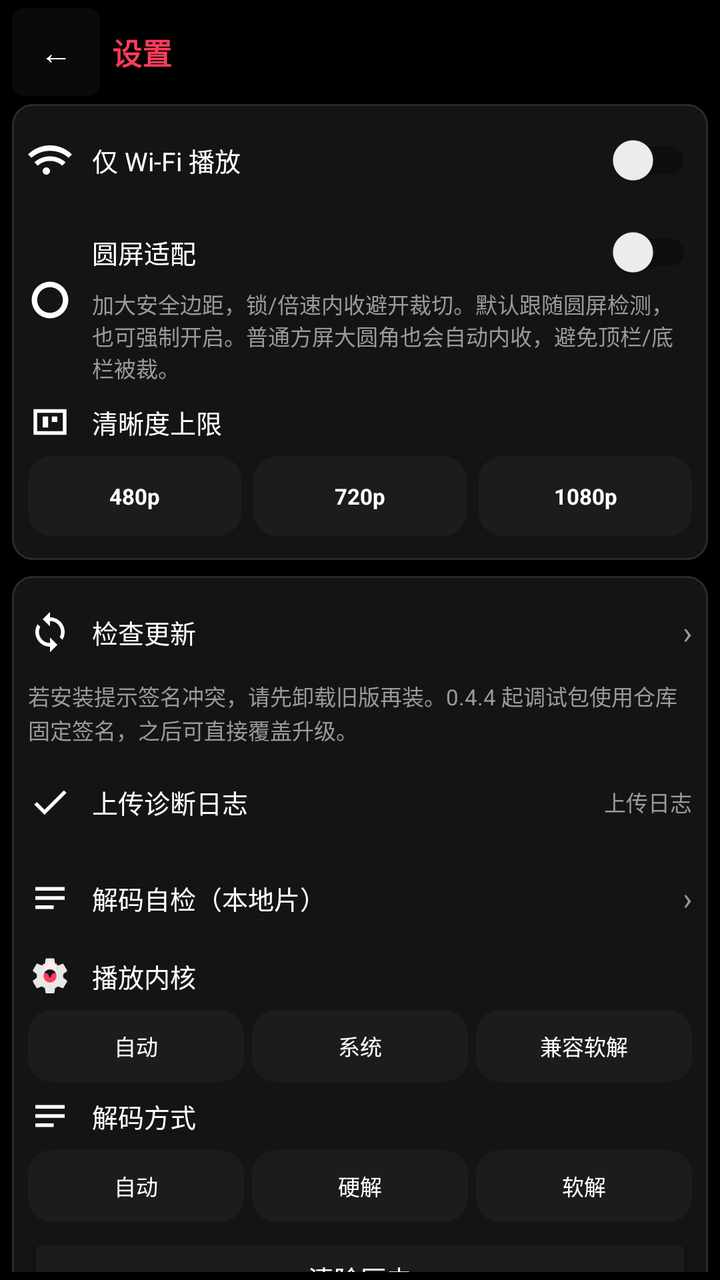
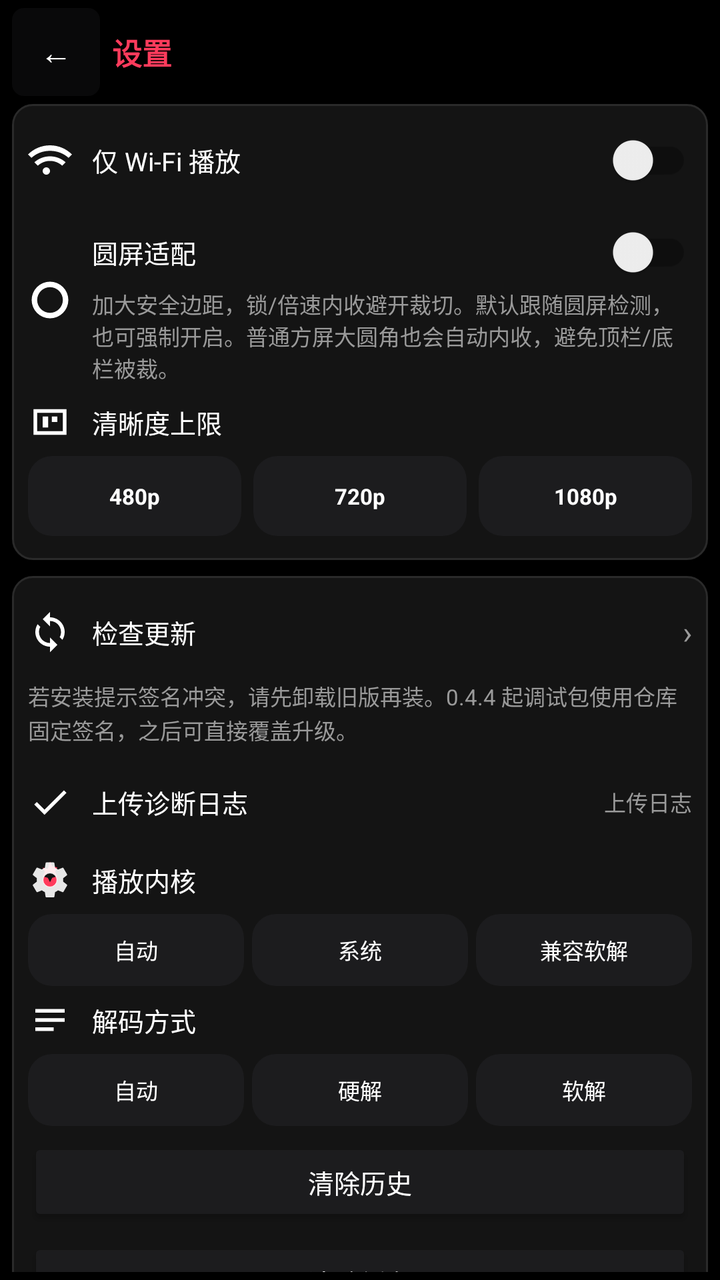

Compare the two renders of this Android layout. The source of the first and the diff that turns it into the second are given below.
<!-- AndroidManifest.xml: application theme Theme.HongguoWatch -->
<!-- res/layout/activity_settings.xml -->
<?xml version="1.0" encoding="utf-8"?>
<LinearLayout xmlns:android="http://schemas.android.com/apk/res/android"
    android:id="@+id/settingsRoot"
    android:layout_width="match_parent"
    android:layout_height="match_parent"
    android:background="@color/bg"
    android:orientation="vertical"
    android:paddingHorizontal="@dimen/watch_pad"
    android:paddingTop="@dimen/watch_pad_tight"
    android:paddingBottom="@dimen/watch_pad_tight">

    <LinearLayout
        android:layout_width="match_parent"
        android:layout_height="wrap_content"
        android:gravity="center_vertical"
        android:orientation="horizontal"
        android:paddingBottom="4dp">

        <TextView
            android:id="@+id/backButton"
            android:layout_width="44dp"
            android:layout_height="44dp"
            android:background="@drawable/bg_control_button"
            android:gravity="center"
            android:text="@string/back"
            android:textColor="@color/text_primary"
            android:textSize="16sp" />

        <TextView
            android:layout_width="0dp"
            android:layout_height="wrap_content"
            android:layout_marginStart="6dp"
            android:layout_weight="1"
            android:text="@string/tab_settings"
            android:textColor="@color/accent"
            android:textSize="@dimen/watch_title"
            android:textStyle="bold" />
    </LinearLayout>

    <ScrollView
        android:layout_width="match_parent"
        android:layout_height="0dp"
        android:layout_weight="1"
        android:overScrollMode="never"
        android:scrollbars="none">

        <LinearLayout
            android:layout_width="match_parent"
            android:layout_height="wrap_content"
            android:orientation="vertical"
            android:paddingBottom="8dp">

            <LinearLayout
                android:layout_width="match_parent"
                android:layout_height="wrap_content"
                android:background="@drawable/bg_setting_block"
                android:orientation="vertical"
                android:paddingVertical="4dp">

                <LinearLayout
                    android:layout_width="match_parent"
                    android:layout_height="48dp"
                    android:gravity="center_vertical"
                    android:orientation="horizontal"
                    android:paddingHorizontal="8dp">

                    <ImageView
                        android:layout_width="22dp"
                        android:layout_height="22dp"
                        android:contentDescription="@null"
                        android:src="@drawable/ic_settings_wifi" />

                    <androidx.appcompat.widget.SwitchCompat
                        android:id="@+id/wifiOnlySwitch"
                        android:layout_width="0dp"
                        android:layout_height="match_parent"
                        android:layout_marginStart="10dp"
                        android:layout_weight="1"
                        android:text="@string/wifi_only"
                        android:textColor="@color/text_primary"
                        android:textSize="@dimen/watch_body" />
                </LinearLayout>

                <LinearLayout
                    android:layout_width="match_parent"
                    android:layout_height="wrap_content"
                    android:gravity="center_vertical"
                    android:minHeight="48dp"
                    android:orientation="horizontal"
                    android:paddingHorizontal="8dp"
                    android:paddingVertical="4dp">

                    <ImageView
                        android:layout_width="22dp"
                        android:layout_height="22dp"
                        android:contentDescription="@null"
                        android:src="@drawable/ic_settings_round" />

                    <LinearLayout
                        android:layout_width="0dp"
                        android:layout_height="wrap_content"
                        android:layout_marginStart="10dp"
                        android:layout_weight="1"
                        android:orientation="vertical">

                        <androidx.appcompat.widget.SwitchCompat
                            android:id="@+id/roundAdaptSwitch"
                            android:layout_width="match_parent"
                            android:layout_height="wrap_content"
                            android:minHeight="36dp"
                            android:text="@string/round_adapt"
                            android:textColor="@color/text_primary"
                            android:textSize="@dimen/watch_body" />

                        <TextView
                            android:id="@+id/roundAdaptHint"
                            android:layout_width="match_parent"
                            android:layout_height="wrap_content"
                            android:text="@string/round_adapt_hint"
                            android:textColor="@color/text_secondary"
                            android:textSize="@dimen/watch_meta" />
                    </LinearLayout>
                </LinearLayout>

                <LinearLayout
                    android:layout_width="match_parent"
                    android:layout_height="wrap_content"
                    android:orientation="vertical"
                    android:paddingHorizontal="8dp"
                    android:paddingTop="4dp"
                    android:paddingBottom="8dp">

                    <LinearLayout
                        android:layout_width="match_parent"
                        android:layout_height="wrap_content"
                        android:gravity="center_vertical"
                        android:orientation="horizontal">

                        <ImageView
                            android:layout_width="22dp"
                            android:layout_height="22dp"
                            android:contentDescription="@null"
                            android:src="@drawable/ic_settings_quality" />

                        <TextView
                            android:layout_width="0dp"
                            android:layout_height="wrap_content"
                            android:layout_marginStart="10dp"
                            android:layout_weight="1"
                            android:text="@string/max_quality"
                            android:textColor="@color/text_primary"
                            android:textSize="@dimen/watch_body" />

                        <TextView
                            android:id="@+id/qualityStatus"
                            android:layout_width="wrap_content"
                            android:layout_height="wrap_content"
                            android:textColor="@color/text_secondary"
                            android:textSize="@dimen/watch_meta" />
                    </LinearLayout>

                    <LinearLayout
                        android:layout_width="match_parent"
                        android:layout_height="wrap_content"
                        android:layout_marginTop="6dp"
                        android:orientation="horizontal">

                        <TextView
                            android:id="@+id/quality480"
                            android:layout_width="0dp"
                            android:layout_height="40dp"
                            android:layout_marginEnd="4dp"
                            android:layout_weight="1"
                            android:background="@drawable/bg_quality_chip"
                            android:gravity="center"
                            android:text="480p"
                            android:textColor="@color/text_primary"
                            android:textSize="@dimen/watch_meta"
                            android:textStyle="bold" />

                        <TextView
                            android:id="@+id/quality720"
                            android:layout_width="0dp"
                            android:layout_height="40dp"
                            android:layout_marginHorizontal="2dp"
                            android:layout_weight="1"
                            android:background="@drawable/bg_quality_chip"
                            android:gravity="center"
                            android:text="720p"
                            android:textColor="@color/text_primary"
                            android:textSize="@dimen/watch_meta"
                            android:textStyle="bold" />

                        <TextView
                            android:id="@+id/quality1080"
                            android:layout_width="0dp"
                            android:layout_height="40dp"
                            android:layout_marginStart="4dp"
                            android:layout_weight="1"
                            android:background="@drawable/bg_quality_chip"
                            android:gravity="center"
                            android:text="1080p"
                            android:textColor="@color/text_primary"
                            android:textSize="@dimen/watch_meta"
                            android:textStyle="bold" />
                    </LinearLayout>

                    <Spinner
                        android:id="@+id/qualitySpinner"
                        android:layout_width="0dp"
                        android:layout_height="0dp"
                        android:visibility="gone" />
                </LinearLayout>
            </LinearLayout>

            <LinearLayout
                android:layout_width="match_parent"
                android:layout_height="wrap_content"
                android:layout_marginTop="8dp"
                android:background="@drawable/bg_setting_block"
                android:orientation="vertical"
                android:paddingVertical="4dp">

                <LinearLayout
                    android:id="@+id/checkUpdateButton"
                    android:layout_width="match_parent"
                    android:layout_height="48dp"
                    android:background="?attr/selectableItemBackground"
                    android:gravity="center_vertical"
                    android:orientation="horizontal"
                    android:paddingHorizontal="8dp">

                    <ImageView
                        android:layout_width="22dp"
                        android:layout_height="22dp"
                        android:contentDescription="@null"
                        android:src="@drawable/ic_settings_update" />

                    <TextView
                        android:layout_width="0dp"
                        android:layout_height="wrap_content"
                        android:layout_marginStart="10dp"
                        android:layout_weight="1"
                        android:text="@string/check_update"
                        android:textColor="@color/text_primary"
                        android:textSize="@dimen/watch_body" />

                    <TextView
                        android:id="@+id/versionLabel"
                        android:layout_width="wrap_content"
                        android:layout_height="wrap_content"
                        android:textColor="@color/text_secondary"
                        android:textSize="@dimen/watch_meta" />

                    <TextView
                        android:layout_width="wrap_content"
                        android:layout_height="wrap_content"
                        android:layout_marginStart="4dp"
                        android:text="@string/setting_chevron"
                        android:textColor="@color/text_secondary"
                        android:textSize="16sp" />
                </LinearLayout>

                <TextView
                    android:id="@+id/signingNote"
                    android:layout_width="match_parent"
                    android:layout_height="wrap_content"
                    android:paddingHorizontal="8dp"
                    android:paddingBottom="4dp"
                    android:lineSpacingExtra="1dp"
                    android:text="@string/update_signing_note"
                    android:textColor="@color/text_secondary"
                    android:textSize="@dimen/watch_meta" />

                <LinearLayout
                    android:id="@+id/uploadDiagButton"
                    android:layout_width="match_parent"
                    android:layout_height="48dp"
                    android:background="?attr/selectableItemBackground"
                    android:gravity="center_vertical"
                    android:orientation="horizontal"
                    android:paddingHorizontal="8dp">

                    <ImageView
                        android:layout_width="22dp"
                        android:layout_height="22dp"
                        android:contentDescription="@null"
                        android:src="@drawable/ic_settings_diag" />

                    <TextView
                        android:layout_width="0dp"
                        android:layout_height="wrap_content"
                        android:layout_marginStart="10dp"
                        android:layout_weight="1"
                        android:text="@string/upload_diagnostics"
                        android:textColor="@color/text_primary"
                        android:textSize="@dimen/watch_body" />

                    <TextView
                        android:layout_width="wrap_content"
                        android:layout_height="wrap_content"
                        android:text="@string/setting_diag_status"
                        android:textColor="@color/text_secondary"
                        android:textSize="@dimen/watch_meta" />
                </LinearLayout>

                <LinearLayout
                    android:id="@+id/decodeTestButton"
                    android:layout_width="match_parent"
                    android:layout_height="48dp"
                    android:background="?attr/selectableItemBackground"
                    android:gravity="center_vertical"
                    android:orientation="horizontal"
                    android:paddingHorizontal="8dp">

                    <ImageView
                        android:layout_width="22dp"
                        android:layout_height="22dp"
                        android:contentDescription="@null"
                        android:src="@drawable/ic_settings_decode" />

                    <TextView
                        android:layout_width="0dp"
                        android:layout_height="wrap_content"
                        android:layout_marginStart="10dp"
                        android:layout_weight="1"
                        android:text="@string/decode_test_entry"
                        android:textColor="@color/text_primary"
                        android:textSize="@dimen/watch_body" />

                    <TextView
                        android:layout_width="wrap_content"
                        android:layout_height="wrap_content"
                        android:text="@string/setting_chevron"
                        android:textColor="@color/text_secondary"
                        android:textSize="16sp" />
                </LinearLayout>

                <LinearLayout
                    android:layout_width="match_parent"
                    android:layout_height="wrap_content"
                    android:orientation="vertical"
                    android:paddingHorizontal="8dp"
                    android:paddingTop="4dp"
                    android:paddingBottom="6dp">

                    <LinearLayout
                        android:layout_width="match_parent"
                        android:layout_height="wrap_content"
                        android:gravity="center_vertical"
                        android:orientation="horizontal">

                        <ImageView
                            android:layout_width="22dp"
                            android:layout_height="22dp"
                            android:contentDescription="@null"
                            android:src="@drawable/ic_settings_kernel" />

                        <TextView
                            android:layout_width="0dp"
                            android:layout_height="wrap_content"
                            android:layout_marginStart="10dp"
                            android:layout_weight="1"
                            android:text="@string/player_kernel_label"
                            android:textColor="@color/text_primary"
                            android:textSize="@dimen/watch_body" />

                        <TextView
                            android:id="@+id/kernelStatus"
                            android:layout_width="wrap_content"
                            android:layout_height="wrap_content"
                            android:textColor="@color/text_secondary"
                            android:textSize="@dimen/watch_meta" />
                    </LinearLayout>

                    <LinearLayout
                        android:layout_width="match_parent"
                        android:layout_height="wrap_content"
                        android:layout_marginTop="6dp"
                        android:orientation="horizontal">

                        <TextView
                            android:id="@+id/kernelAuto"
                            android:layout_width="0dp"
                            android:layout_height="36dp"
                            android:layout_marginEnd="2dp"
                            android:layout_weight="1"
                            android:background="@drawable/bg_quality_chip"
                            android:gravity="center"
                            android:text="@string/player_kernel_auto"
                            android:textColor="@color/text_primary"
                            android:textSize="@dimen/watch_meta" />

                        <TextView
                            android:id="@+id/kernelMedia3"
                            android:layout_width="0dp"
                            android:layout_height="36dp"
                            android:layout_marginHorizontal="2dp"
                            android:layout_weight="1"
                            android:background="@drawable/bg_quality_chip"
                            android:gravity="center"
                            android:text="@string/player_kernel_media3"
                            android:textColor="@color/text_primary"
                            android:textSize="@dimen/watch_meta" />

                        <TextView
                            android:id="@+id/kernelIjk"
                            android:layout_width="0dp"
                            android:layout_height="36dp"
                            android:layout_marginStart="2dp"
                            android:layout_weight="1"
                            android:background="@drawable/bg_quality_chip"
                            android:gravity="center"
                            android:text="@string/player_kernel_ijk"
                            android:textColor="@color/text_primary"
                            android:textSize="@dimen/watch_meta" />
                    </LinearLayout>
                </LinearLayout>

                <LinearLayout
                    android:layout_width="match_parent"
                    android:layout_height="wrap_content"
                    android:orientation="vertical"
                    android:paddingHorizontal="8dp"
                    android:paddingBottom="6dp">

                    <LinearLayout
                        android:layout_width="match_parent"
                        android:layout_height="wrap_content"
                        android:gravity="center_vertical"
                        android:orientation="horizontal">

                        <ImageView
                            android:layout_width="22dp"
                            android:layout_height="22dp"
                            android:contentDescription="@null"
                            android:src="@drawable/ic_settings_decode" />

                        <TextView
                            android:layout_width="0dp"
                            android:layout_height="wrap_content"
                            android:layout_marginStart="10dp"
                            android:layout_weight="1"
                            android:text="@string/decode_path_label"
                            android:textColor="@color/text_primary"
                            android:textSize="@dimen/watch_body" />

                        <TextView
                            android:id="@+id/decodeStatus"
                            android:layout_width="wrap_content"
                            android:layout_height="wrap_content"
                            android:textColor="@color/text_secondary"
                            android:textSize="@dimen/watch_meta" />
                    </LinearLayout>

                    <LinearLayout
                        android:layout_width="match_parent"
                        android:layout_height="wrap_content"
                        android:layout_marginTop="6dp"
                        android:orientation="horizontal">

                        <TextView
                            android:id="@+id/decodeAuto"
                            android:layout_width="0dp"
                            android:layout_height="36dp"
                            android:layout_marginEnd="2dp"
                            android:layout_weight="1"
                            android:background="@drawable/bg_quality_chip"
                            android:gravity="center"
                            android:text="@string/decode_path_auto"
                            android:textColor="@color/text_primary"
                            android:textSize="@dimen/watch_meta" />

                        <TextView
                            android:id="@+id/decodeHw"
                            android:layout_width="0dp"
                            android:layout_height="36dp"
                            android:layout_marginHorizontal="2dp"
                            android:layout_weight="1"
                            android:background="@drawable/bg_quality_chip"
                            android:gravity="center"
                            android:text="@string/decode_path_hw"
                            android:textColor="@color/text_primary"
                            android:textSize="@dimen/watch_meta" />

                        <TextView
                            android:id="@+id/decodeSw"
                            android:layout_width="0dp"
                            android:layout_height="36dp"
                            android:layout_marginStart="2dp"
                            android:layout_weight="1"
                            android:background="@drawable/bg_quality_chip"
                            android:gravity="center"
                            android:text="@string/decode_path_sw"
                            android:textColor="@color/text_primary"
                            android:textSize="@dimen/watch_meta" />
                    </LinearLayout>
                </LinearLayout>

                <Button
                    android:id="@+id/clearHistoryButton"
                    android:layout_width="match_parent"
                    android:layout_height="44dp"
                    android:layout_marginHorizontal="8dp"
                    android:backgroundTint="@color/episode_normal"
                    android:minHeight="0dp"
                    android:text="@string/clear_history"
                    android:textColor="@color/text_primary"
                    android:textSize="@dimen/watch_body" />

                <Button
                    android:id="@+id/clearCacheButton"
                    android:layout_width="match_parent"
                    android:layout_height="44dp"
                    android:layout_marginHorizontal="8dp"
                    android:layout_marginTop="6dp"
                    android:layout_marginBottom="8dp"
                    android:backgroundTint="@color/episode_normal"
                    android:minHeight="0dp"
                    android:text="@string/clear_cache"
                    android:textColor="@color/text_primary"
                    android:textSize="@dimen/watch_body" />
            </LinearLayout>

            <TextView
                android:id="@+id/qqGroupLabel"
                android:layout_width="match_parent"
                android:layout_height="wrap_content"
                android:layout_marginTop="12dp"
                android:gravity="center"
                android:paddingVertical="6dp"
                android:text="@string/qq_group"
                android:textColor="@color/text_secondary"
                android:textSize="@dimen/watch_meta" />
        </LinearLayout>
    </ScrollView>
</LinearLayout>
<!-- resources referenced by this layout -->
<resources>
  <color name="accent">#FF3B5C</color>
  <color name="bg">#000000</color>
  <color name="episode_normal">#1C1C1E</color>
  <color name="text_primary">#FFFFFF</color>
  <color name="text_secondary">#9A9A9A</color>
  <dimen name="watch_body">13sp</dimen>
  <dimen name="watch_meta">11sp</dimen>
  <dimen name="watch_pad">6dp</dimen>
  <dimen name="watch_pad_tight">4dp</dimen>
  <dimen name="watch_title">15sp</dimen>
  <!-- drawable bg_setting_block (drawable) -->
  <?xml version="1.0" encoding="utf-8"?>
  <shape xmlns:android="http://schemas.android.com/apk/res/android"
      android:shape="rectangle">
      <solid android:color="@color/bg_elevated" />
      <corners android:radius="10dp" />
      <stroke
          android:width="1dp"
          android:color="@color/stroke" />
  </shape>
  <string name="back">←</string>
  <string name="check_update">检查更新</string>
  <string name="clear_cache">清除缓存</string>
  <string name="clear_history">清除历史</string>
  <string name="decode_path_auto">自动</string>
  <string name="decode_path_hw">硬解</string>
  <string name="decode_path_label">解码方式</string>
  <string name="decode_path_sw">软解</string>
  <string name="decode_test_entry">解码自检（本地片）</string>
  <string name="max_quality">清晰度上限</string>
  <string name="player_kernel_auto">自动</string>
  <string name="player_kernel_ijk">兼容软解</string>
  <string name="player_kernel_label">播放内核</string>
  <string name="player_kernel_media3">系统</string>
  <string name="qq_group">QQ群 1130845653</string>
  <string name="round_adapt">圆屏适配</string>
  <string name="round_adapt_hint">加大安全边距，锁/倍速内收避开裁切。默认跟随圆屏检测，也可强制开启。普通方屏大圆角也会自动内收，避免顶栏/底栏被裁。</string>
  <string name="setting_chevron">›</string>
  <string name="setting_diag_status">上传日志</string>
  <string name="tab_settings">设置</string>
  <string name="update_signing_note">若安装提示签名冲突，请先卸载旧版再装。0.4.4 起调试包使用仓库固定签名，之后可直接覆盖升级。</string>
  <string name="upload_diagnostics">上传诊断日志</string>
  <string name="wifi_only">仅 Wi‑Fi 播放</string>
  <color name="accent_soft">#33FF3B5C</color>
  <color name="accent_dim">#C92D48</color>
  <color name="bg_chip">#1C1C1E</color>
  <color name="bg_elevated">#141414</color>
  <color name="stroke">#2A2A2A</color>
  <!-- drawable bg_alert_dialog (drawable) -->
  <?xml version="1.0" encoding="utf-8"?>
  <shape xmlns:android="http://schemas.android.com/apk/res/android"
      android:shape="rectangle">
      <solid android:color="@color/bg_elevated" />
      <corners android:radius="12dp" />
      <stroke
          android:width="1dp"
          android:color="@color/stroke" />
  </shape>
  <style name="Widget.HongguoWatch.DialogButton.Positive" parent="Widget.HongguoWatch.DialogButton">
          
          <item name="android:textColor">@color/accent</item>
      </style>
  <style name="Widget.HongguoWatch.DialogButton" parent="Widget.MaterialComponents.Button.TextButton.Dialog">
          <item name="android:textColor">@color/text_primary</item>
          <item name="android:textSize">12sp</item>
          <item name="android:textAllCaps">false</item>
          <item name="android:minHeight">40dp</item>
          <item name="rippleColor">@color/stroke</item>
      </style>
  <style name="TextAppearance.HongguoWatch.DialogTitle" parent="TextAppearance.MaterialComponents.Subtitle1">
          <item name="android:textColor">@color/text_primary</item>
          <item name="android:textSize">15sp</item>
          <item name="android:textStyle">bold</item>
      </style>
  <style name="TextAppearance.HongguoWatch.DialogBody" parent="TextAppearance.MaterialComponents.Body2">
          <item name="android:textColor">@color/text_secondary</item>
          <item name="android:textSize">12sp</item>
      </style>
  <!-- unchanged entries left out for length: 11 -->
</resources>

<!-- the commit's change to res/layout/activity_settings.xml (unified diff, before → after) -->
@@ -302,38 +302,6 @@
                         android:text="@string/setting_diag_status"
                         android:textColor="@color/text_secondary"
                         android:textSize="@dimen/watch_meta" />
-                </LinearLayout>
-
-                <LinearLayout
-                    android:id="@+id/decodeTestButton"
-                    android:layout_width="match_parent"
-                    android:layout_height="48dp"
-                    android:background="?attr/selectableItemBackground"
-                    android:gravity="center_vertical"
-                    android:orientation="horizontal"
-                    android:paddingHorizontal="8dp">
-
-                    <ImageView
-                        android:layout_width="22dp"
-                        android:layout_height="22dp"
-                        android:contentDescription="@null"
-                        android:src="@drawable/ic_settings_decode" />
-
-                    <TextView
-                        android:layout_width="0dp"
-                        android:layout_height="wrap_content"
-                        android:layout_marginStart="10dp"
-                        android:layout_weight="1"
-                        android:text="@string/decode_test_entry"
-                        android:textColor="@color/text_primary"
-                        android:textSize="@dimen/watch_body" />
-
-                    <TextView
-                        android:layout_width="wrap_content"
-                        android:layout_height="wrap_content"
-                        android:text="@string/setting_chevron"
-                        android:textColor="@color/text_secondary"
-                        android:textSize="16sp" />
                 </LinearLayout>
 
                 <LinearLayout
<!-- resource entries referenced after the edit -->
@@ -28,7 +28,6 @@
   <string name="decode_path_hw">硬解</string>
   <string name="decode_path_label">解码方式</string>
   <string name="decode_path_sw">软解</string>
-  <string name="decode_test_entry">解码自检（本地片）</string>
   <string name="max_quality">清晰度上限</string>
   <string name="player_kernel_auto">自动</string>
   <string name="player_kernel_ijk">兼容软解</string>
